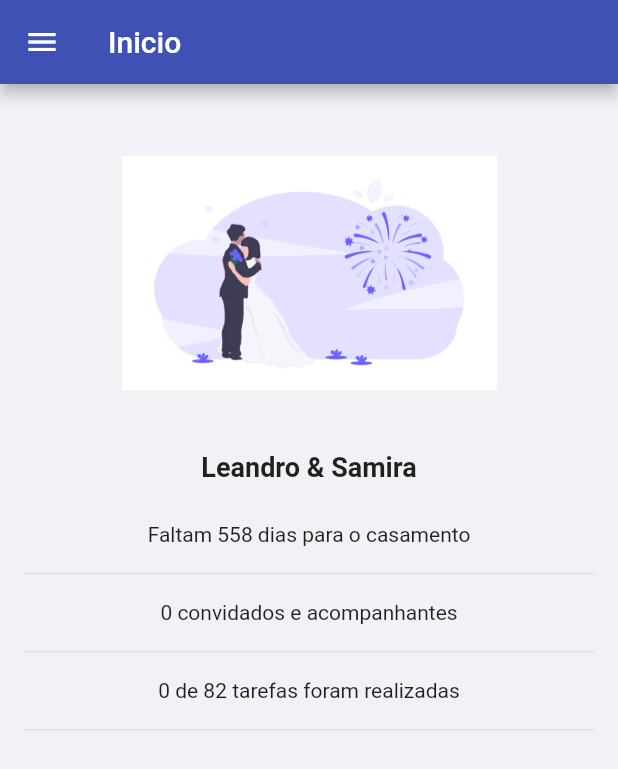
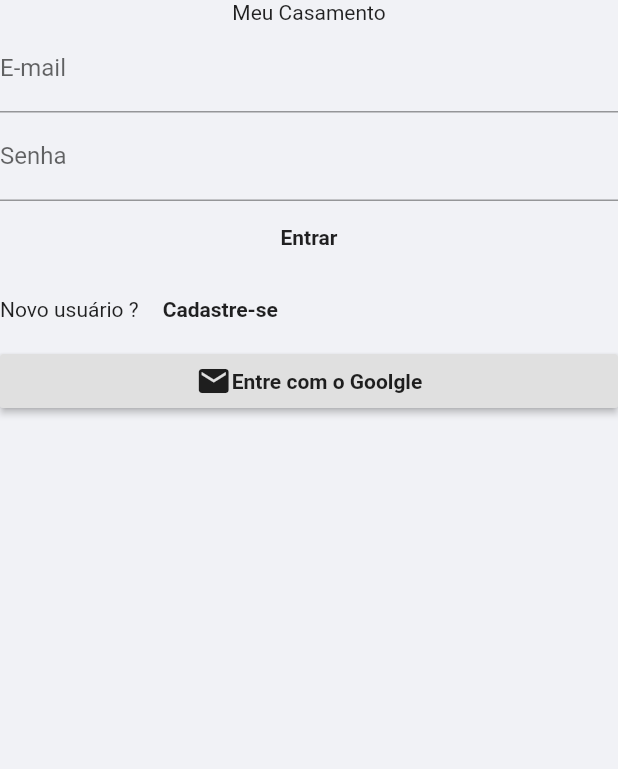
Before and after one commit to lParanhos/wedding_planner, a Flutter app: the screen it shows after launch, on a phone screen of 412 x 824 dp. Shown: the top 769 px of the screen. Run offline on Flutter 3.47's test engine with Material 2 defaults, Android fonts, the light colour scheme and no system bars; our stand-ins replace firebase_core, flutter_hooks; accounts and stored records are empty.

Commit message:
create simple login screen

```diff
--- /dev/null
+++ b/lib/features/login/login.dart
@@ -0,0 +1,41 @@
+import 'package:flutter/material.dart';
+
+class Login extends StatelessWidget {
+  @override
+  Widget build(BuildContext context) {
+    return Scaffold(
+      body: SafeArea(
+        child: Container(
+          child: Column(
+            children: [
+              Text('Meu Casamento'),
+              TextFormField(
+                decoration: InputDecoration(labelText: 'E-mail'),
+              ),
+              TextFormField(
+                decoration: InputDecoration(labelText: 'Senha'),
+              ),
+              FlatButton(
+                onPressed: () {},
+                child: Text('Entrar'),
+              ),
+              Row(
+                children: [
+                  Text('Novo usuário ?'),
+                  FlatButton(onPressed: () {}, child: Text('Cadastre-se')),
+                ],
+              ),
+              RaisedButton(
+                onPressed: () {},
+                child: Row(
+                  mainAxisAlignment: MainAxisAlignment.center,
+                  children: [Icon(Icons.email), Text('Entre com o Goolgle')],
+                ),
+              ),
+            ],
+          ),
+        ),
+      ),
+    );
+  }
+}
--- a/lib/main.dart
+++ b/lib/main.dart
@@ -31,7 +31,7 @@ class WeedingPlanner extends StatelessWidget {
               ),
             ),
       ),
-      initialRoute: Routes.home,
+      initialRoute: Routes.login,
       routes: RoutesMap.routes,
     );
   }
--- a/lib/routes.dart
+++ b/lib/routes.dart
@@ -2,10 +2,12 @@ import 'package:flutter/material.dart';
 import 'package:weeding_planner/features/groomsmen_weeding/groomsmen.dart';
 import 'package:weeding_planner/features/guests/guests.dart';
 import 'package:weeding_planner/features/home/home.dart';
+import 'package:weeding_planner/features/login/login.dart';
 import 'package:weeding_planner/features/suppliers/suppliers.dart';
 import 'package:weeding_planner/features/welcome/welcome.dart';
 
 class Routes {
+  static const login = '/login';
   static const welcome = '/welcome';
   static const home = '/home';
   static const groomsmen = '/groomsmen';
@@ -15,6 +17,7 @@ class Routes {
 
 extension RoutesMap on Routes {
   static Map<String, WidgetBuilder> get routes => {
+        Routes.login: (context) => Login(),
         Routes.welcome: (context) => Welcome(),
         Routes.home: (context) => Home(),
         Routes.groomsmen: (context) => Groomsmen(),
```
